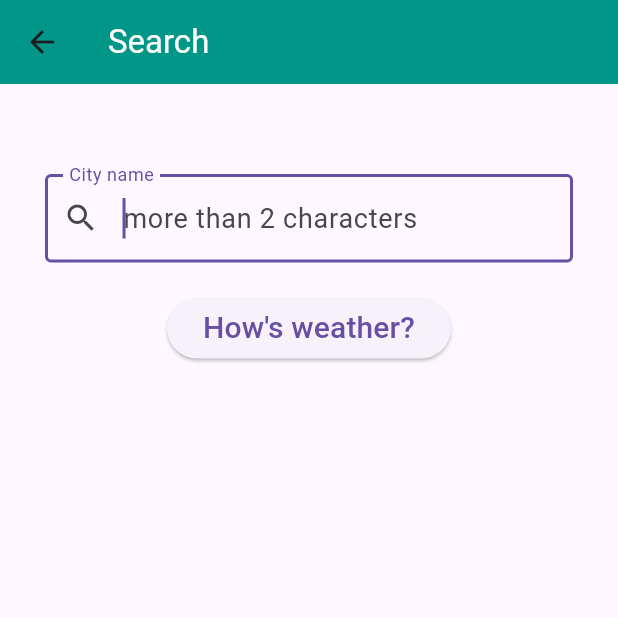
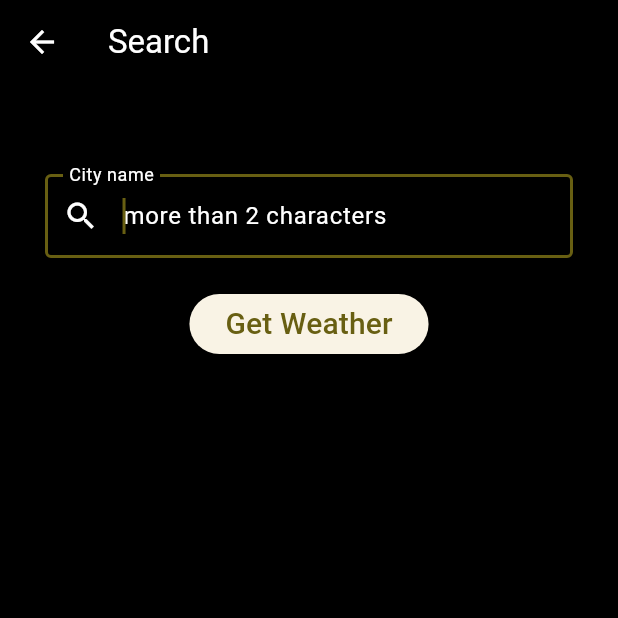
Before and after one commit to HamdiMoadeb/weatherapp_cubit, a Flutter app: the screen it shows after launch, after a tap on the "search" icon, on a phone screen of 412 x 824 dp, the top half of it. Run offline on Flutter 3.47's test engine with Material 3 defaults, Android fonts, the phone set to English and light mode, and no system bars; our stand-ins replace bloc, equatable, flutter_bloc, flutter_dotenv, recase.

Commit message:
set background color to black

```diff
--- a/lib/main.dart
+++ b/lib/main.dart
@@ -43,7 +43,11 @@ class MyApp extends StatelessWidget {
         child: MaterialApp(
           title: 'Weather App',
           debugShowCheckedModeBanner: false,
-          theme: ThemeData.light(),
+          theme: ThemeData(
+            useMaterial3: true,
+            colorScheme: ColorScheme.fromSeed(seedColor: Colors.yellow),
+            primarySwatch: Colors.amber,
+          ),
           home: HomePage(),
         ),
       ),
--- a/lib/pages/search_page.dart
+++ b/lib/pages/search_page.dart
@@ -27,8 +27,10 @@ class _SearchPageState extends State<SearchPage> {
   @override
   Widget build(BuildContext context) {
     return Scaffold(
+      backgroundColor: Colors.black,
       appBar: AppBar(
-        backgroundColor: Colors.teal,
+        backgroundColor: Colors.black,
+        iconTheme: IconThemeData(color: Colors.white),
         title: Text(
           'Search',
           style: TextStyle(color: Colors.white),
@@ -44,12 +46,17 @@ class _SearchPageState extends State<SearchPage> {
               padding: const EdgeInsets.symmetric(horizontal: 30.0),
               child: TextFormField(
                 autofocus: true,
-                style: const TextStyle(fontSize: 18.0),
-                decoration: const InputDecoration(
+                style: const TextStyle(fontSize: 16.0, color: Colors.white),
+                decoration: InputDecoration(
+                  hintStyle: TextStyle(color: Colors.white),
+                  labelStyle: TextStyle(color: Colors.white, fontSize: 16),
                   labelText: 'City name',
                   hintText: 'more than 2 characters',
                   prefixIcon: Icon(Icons.search),
-                  border: OutlineInputBorder(),
+                  border: OutlineInputBorder(
+                      borderSide:  BorderSide(color: Colors.amber),
+                  ),
+                  prefixIconColor: Colors.white,
                 ),
                 validator: (String? input) {
                   if (input == null || input.trim().length < 2) {
@@ -66,7 +73,7 @@ class _SearchPageState extends State<SearchPage> {
             ElevatedButton(
               onPressed: _submit,
               child: const Text(
-                "How's weather?",
+                "Get Weather",
                 style: TextStyle(fontSize: 20.0),
               ),
             ),
```
Also changed, not shown: lib/pages/settings_page.dart (+9 -2 lines).
